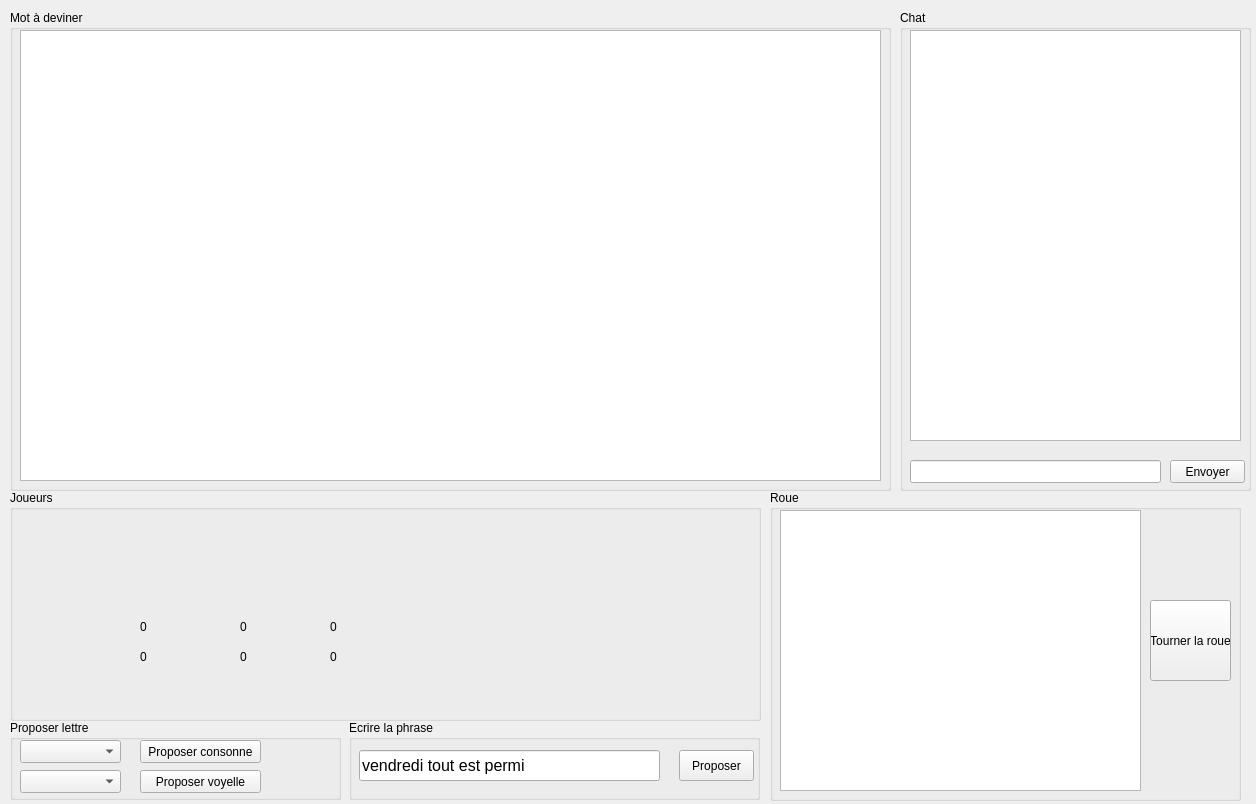
The window that Roue_De_La_Fortune/ui/game.ui (Dorian-Chapoulie/Roue-de-la-fortune) describes before a commit, drawn with Qt 5.
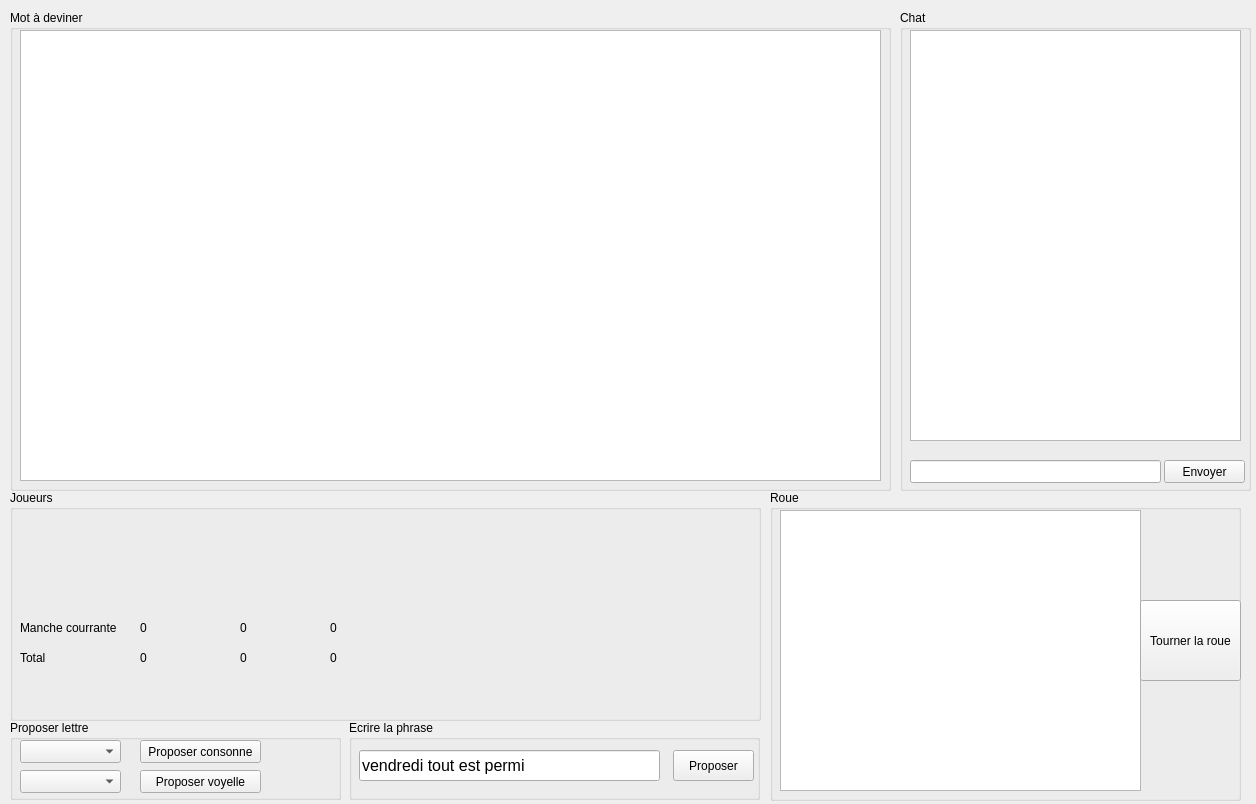
The same window after the commit.

The edit to the form file:
```diff
--- a/Roue_De_La_Fortune/ui/game.ui
+++ b/Roue_De_La_Fortune/ui/game.ui
@@ -53,9 +53,9 @@
    <widget class="QPushButton" name="pushButtonChat">
     <property name="geometry">
      <rect>
-      <x>270</x>
+      <x>264</x>
       <y>450</y>
-      <width>75</width>
+      <width>81</width>
       <height>23</height>
      </rect>
     </property>
@@ -104,8 +104,8 @@
      <rect>
       <x>320</x>
       <y>100</y>
-      <width>47</width>
-      <height>13</height>
+      <width>101</width>
+      <height>16</height>
      </rect>
     </property>
     <property name="text">
@@ -117,8 +117,8 @@
      <rect>
       <x>230</x>
       <y>100</y>
-      <width>47</width>
-      <height>13</height>
+      <width>91</width>
+      <height>16</height>
      </rect>
     </property>
     <property name="text">
@@ -130,8 +130,8 @@
      <rect>
       <x>130</x>
       <y>100</y>
-      <width>47</width>
-      <height>13</height>
+      <width>91</width>
+      <height>16</height>
      </rect>
     </property>
     <property name="text">
@@ -143,8 +143,8 @@
      <rect>
       <x>130</x>
       <y>130</y>
-      <width>47</width>
-      <height>13</height>
+      <width>81</width>
+      <height>16</height>
      </rect>
     </property>
     <property name="text">
@@ -156,8 +156,8 @@
      <rect>
       <x>230</x>
       <y>130</y>
-      <width>47</width>
-      <height>13</height>
+      <width>81</width>
+      <height>16</height>
      </rect>
     </property>
     <property name="text">
@@ -169,8 +169,8 @@
      <rect>
       <x>320</x>
       <y>130</y>
-      <width>47</width>
-      <height>13</height>
+      <width>81</width>
+      <height>16</height>
      </rect>
     </property>
     <property name="text">
@@ -182,8 +182,8 @@
      <rect>
       <x>230</x>
       <y>160</y>
-      <width>47</width>
-      <height>13</height>
+      <width>81</width>
+      <height>16</height>
      </rect>
     </property>
     <property name="text">
@@ -195,8 +195,8 @@
      <rect>
       <x>320</x>
       <y>160</y>
-      <width>47</width>
-      <height>13</height>
+      <width>81</width>
+      <height>16</height>
      </rect>
     </property>
     <property name="text">
@@ -208,14 +208,40 @@
      <rect>
       <x>130</x>
       <y>160</y>
-      <width>47</width>
-      <height>13</height>
+      <width>81</width>
+      <height>16</height>
      </rect>
     </property>
     <property name="text">
      <string>0</string>
     </property>
    </widget>
+   <widget class="QLabel" name="label">
+    <property name="geometry">
+     <rect>
+      <x>10</x>
+      <y>130</y>
+      <width>111</width>
+      <height>16</height>
+     </rect>
+    </property>
+    <property name="text">
+     <string>Manche courrante</string>
+    </property>
+   </widget>
+   <widget class="QLabel" name="label_2">
+    <property name="geometry">
+     <rect>
+      <x>10</x>
+      <y>160</y>
+      <width>101</width>
+      <height>16</height>
+     </rect>
+    </property>
+    <property name="text">
+     <string>Total</string>
+    </property>
+   </widget>
   </widget>
   <widget class="QGroupBox" name="groupBox_3">
    <property name="geometry">
@@ -242,9 +268,9 @@
    <widget class="QPushButton" name="buttonSpinWheel">
     <property name="geometry">
      <rect>
-      <x>380</x>
+      <x>370</x>
       <y>110</y>
-      <width>81</width>
+      <width>101</width>
       <height>81</height>
      </rect>
     </property>
@@ -286,9 +312,9 @@
    <widget class="QPushButton" name="pushButton">
     <property name="geometry">
      <rect>
-      <x>330</x>
+      <x>324</x>
       <y>30</y>
-      <width>75</width>
+      <width>81</width>
       <height>31</height>
      </rect>
     </property>
```
Left out of the diff: 2 changed lines with no effect on the pictures.
